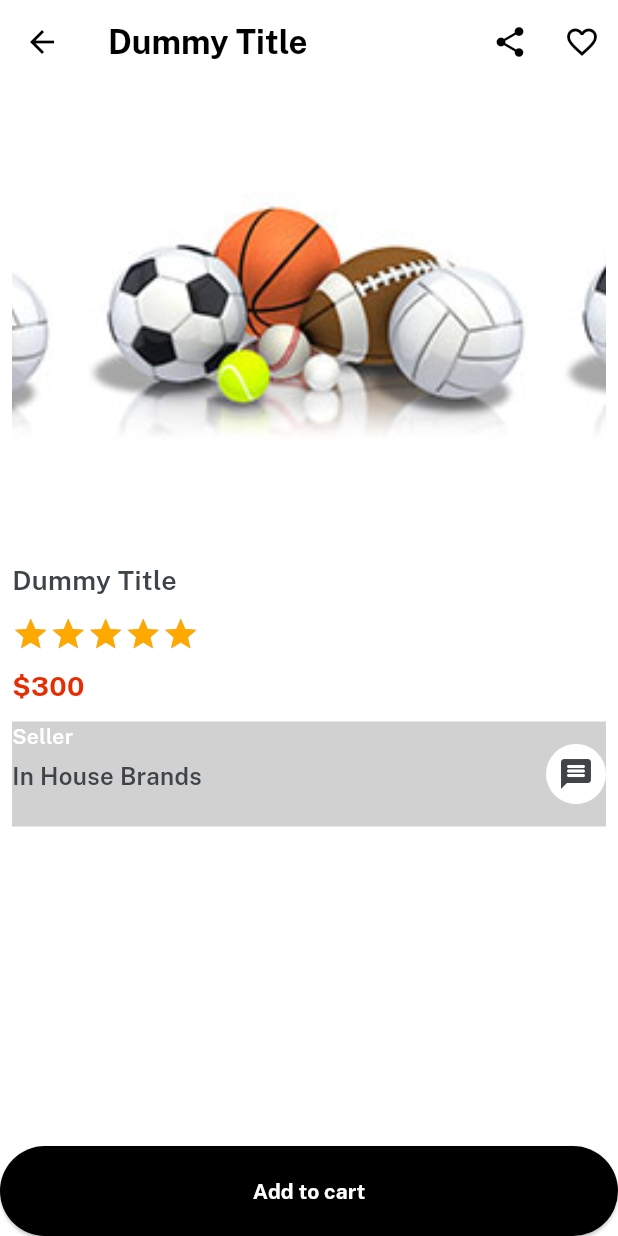
After one commit to PrithirajTalukder/E-Mart-App-Flutter, a Flutter app: the ItemDetails screen opened directly, on a phone screen of 412 x 824 dp. The commit adds this screen. Run offline on Flutter 3.47's test engine with Material 3 defaults, Android fonts, the phone set to English and light mode, and no system bars; drawn by our look-alikes of velocity_x; our stand-ins replace get.

Commit message:
Item details page

```diff
--- a/lib/main.dart
+++ b/lib/main.dart
@@ -19,7 +19,8 @@ class MyApp extends StatelessWidget {
       debugShowCheckedModeBanner: false,
       theme: ThemeData(
         scaffoldBackgroundColor: Colors. transparent,
-        appBarTheme: const AppBarTheme(backgroundColor: Colors.transparent),
+        appBarTheme: const AppBarTheme(backgroundColor: Colors.transparent,
+        iconTheme: IconThemeData(color: Vx.black)),
         fontFamily: regular,
       ),
       home: const SplashScreen(),
--- a/lib/views/category_screen/category_details.dart
+++ b/lib/views/category_screen/category_details.dart
@@ -1,7 +1,9 @@
+import 'package:ecom_store/views/category_screen/item_details.dart';
 import 'package:ecom_store/widgets_common/bg_widget.dart';
 import 'package:flutter/foundation.dart';
 import 'package:flutter/material.dart';
 import 'package:ecom_store/consts/consts.dart';
+import 'package:get/get.dart';
 
 class CategoryDetails extends StatelessWidget {
   final String? title;
@@ -53,7 +55,9 @@ class CategoryDetails extends StatelessWidget {
 
 
 
-                ).box.white.roundedSM.padding(EdgeInsets.all(10)).outerShadowSm.margin(EdgeInsets.symmetric(horizontal: 6)).make();
+                ).box.white.roundedSM.padding(EdgeInsets.all(10)).outerShadowSm.margin(EdgeInsets.symmetric(horizontal: 6)).make(). onTap(() {
+                  Get.to(() => ItemDetails(title: "Dummy Title"));
+                });
               }))
 
 
--- /dev/null
+++ b/lib/views/category_screen/item_details.dart
@@ -0,0 +1,89 @@
+import 'package:ecom_store/consts/colors.dart';
+import 'package:ecom_store/consts/consts.dart';
+import 'package:ecom_store/widgets_common/our_button.dart';
+import 'package:flutter/material.dart';
+
+class ItemDetails extends StatelessWidget {
+  final String? title;
+  const ItemDetails ({Key? key, required this.title}) : super(key: key);
+
+  @override
+  Widget build(BuildContext context) {
+    return Scaffold(
+      backgroundColor: whiteColor,
+
+      appBar: AppBar(
+        iconTheme: const IconThemeData(color: Colors.black),
+        title: title!.text.fontFamily(bold).color(Vx.black).make(),
+        actions: [
+          IconButton(onPressed: () {}, icon: const Icon(Icons.share)),
+          IconButton(onPressed: () {}, icon: const Icon(Icons.favorite_outline)),
+        ],
+      ),
+      body: Column(
+
+        children: [
+          Expanded(child: Padding(
+            padding: EdgeInsets.all(8),
+            child: SingleChildScrollView(
+              child: Column(
+                crossAxisAlignment: CrossAxisAlignment.start,
+                children: [
+                  VxSwiper.builder(itemCount: 3, height: 300, autoPlay: true,
+                  aspectRatio: 16 / 9,
+                  itemBuilder: (context, index){
+                    return Image.asset(imgFc5, width: double.infinity, fit: BoxFit.cover,);
+                  }),
+
+                  10.heightBox,
+
+                  title!.text.size(18).color(darkFontGrey).fontFamily(semibold).make(),
+                  10.heightBox,
+                  VxRating(onRatingUpdate: (value) {},
+                  normalColor: textfieldGrey,
+                  selectionColor: golden,
+                  size: 25,
+                  count: 5,
+                  stepInt: true,),
+
+                  10.heightBox,
+                  "\$300".text.size(18).color(redColor).fontFamily(bold).make(),
+                  10.heightBox,
+
+                   Row(children: [
+                    Expanded(child: Column(
+                      crossAxisAlignment: CrossAxisAlignment.start,
+                      children: [
+                        "Seller".text.white.fontFamily(semibold).make(),
+
+                        5.heightBox,
+                        "In House Brands".text.fontFamily(semibold).color(darkFontGrey).size(16).make()
+                      ],
+                    )),
+                    CircleAvatar(
+                      backgroundColor: whiteColor,
+                      child: Icon(Icons.message_rounded, color: darkFontGrey,),
+                    )
+                  ],).box.color(textfieldGrey).height(70).make()
+
+                ],
+
+              ),
+            ),
+          )),
+          SizedBox(
+             width: double.infinity,
+             height: 60,
+            child: ourButton(
+              color: Colors.black,
+              onPress: () {},
+              textColor: whiteColor,
+              title: "Add to cart",
+
+            ),
+          )
+        ],
+      ),
+    );
+  }
+}
```
